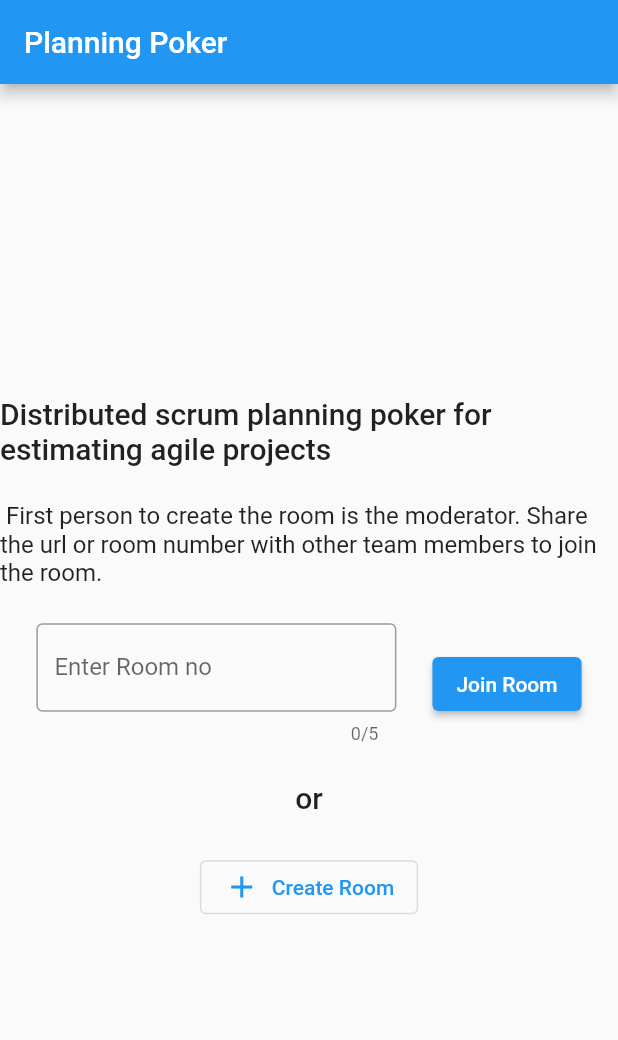
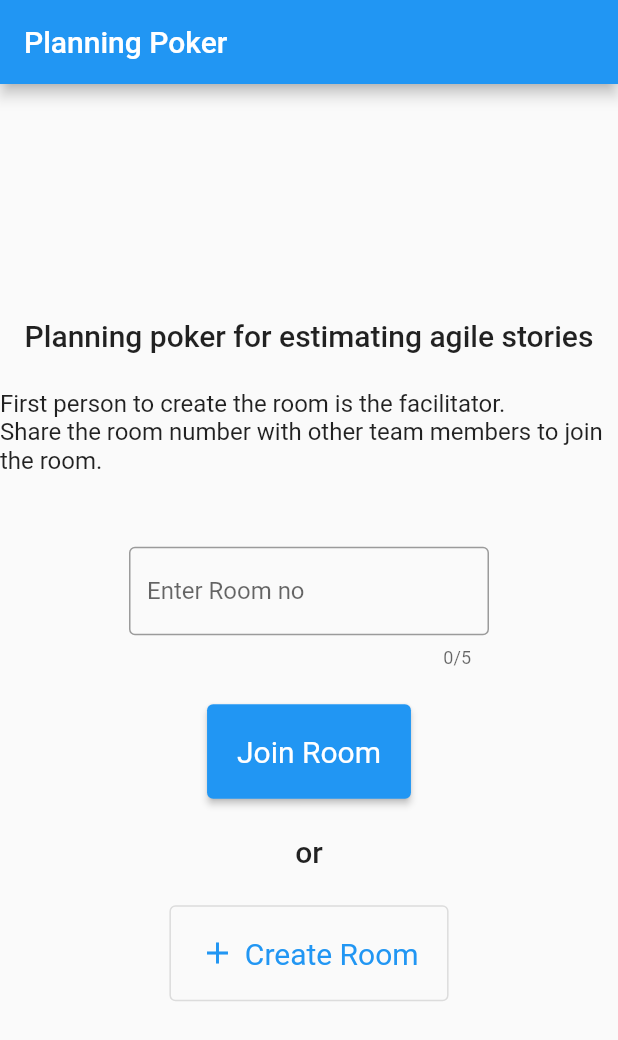
Before and after one commit to praslnx8/planning_poker, a Flutter app: the screen it shows after launch, on a phone screen of 412 x 824 dp. Shown: the top 1040 px of the screen. Run offline on Flutter 3.47's test engine with Material 2 defaults, Android fonts, the phone set to English and light mode, and no system bars; our stand-ins replace firebase_auth, firebase_core, firebase_database, flutter_dotenv, logger; accounts and stored records are empty; statements that could not run were skipped.

Commit message:
- Increase the button size

```diff
--- a/lib/ui/landing_page.dart
+++ b/lib/ui/landing_page.dart
@@ -84,16 +84,12 @@
           child: Column(
             mainAxisAlignment: MainAxisAlignment.center,
             children: <Widget>[
-              Text('Distributed scrum planning poker for estimating agile projects',
-                  style: Theme.of(context).textTheme.headline6),
+              Text('Planning poker for estimating agile stories', style: Theme.of(context).textTheme.headline6),
               Padding(padding: EdgeInsets.all(12)),
               Text(
-                  ' First person to create the room is the moderator. Share the url or room number with other team members to join the room.',
+                  'First person to create the room is the facilitator. \nShare the room number with other team members to join the room.',
                   style: Theme.of(context).textTheme.subtitle1),
-              Padding(padding: EdgeInsets.all(12)),
-              Row(
-                mainAxisAlignment: MainAxisAlignment.center,
-                children: <Widget>[
+              Padding(padding: EdgeInsets.all(24)),
               SizedBox(
                 width: 240,
                 child: TextFormField(
@@ -115,12 +111,13 @@
               ),
               Padding(padding: EdgeInsets.all(12)),
               ElevatedButton(
+                style: ButtonStyle(
+                    padding: MaterialStateProperty.all(const EdgeInsets.all(20)),
+                    textStyle: MaterialStateProperty.all(const TextStyle(fontSize: 20))),
                 onPressed: () => {
                   if (_formKey.currentState!.validate()) {_joinRoom(_roomNoFieldController.value.text)}
                 },
                 child: Text('Join Room'),
-                  )
-                ],
               ),
               Padding(padding: EdgeInsets.all(12)),
               Text(
@@ -129,6 +126,9 @@
               ),
               Padding(padding: EdgeInsets.all(12)),
               OutlinedButton.icon(
+                style: ButtonStyle(
+                    padding: MaterialStateProperty.all(const EdgeInsets.all(20)),
+                    textStyle: MaterialStateProperty.all(const TextStyle(fontSize: 20))),
                 onPressed: () => {_createRoom()},
                 icon: Icon(Icons.add),
                 label: Text('Create Room'),
```
Also changed, not shown: lib/ui/room_page.dart (+6 -1 lines), lib/ui/widgets/estimate_widget.dart (+6 -2 lines). Lines whose indentation alone changed are shown as unchanged.
